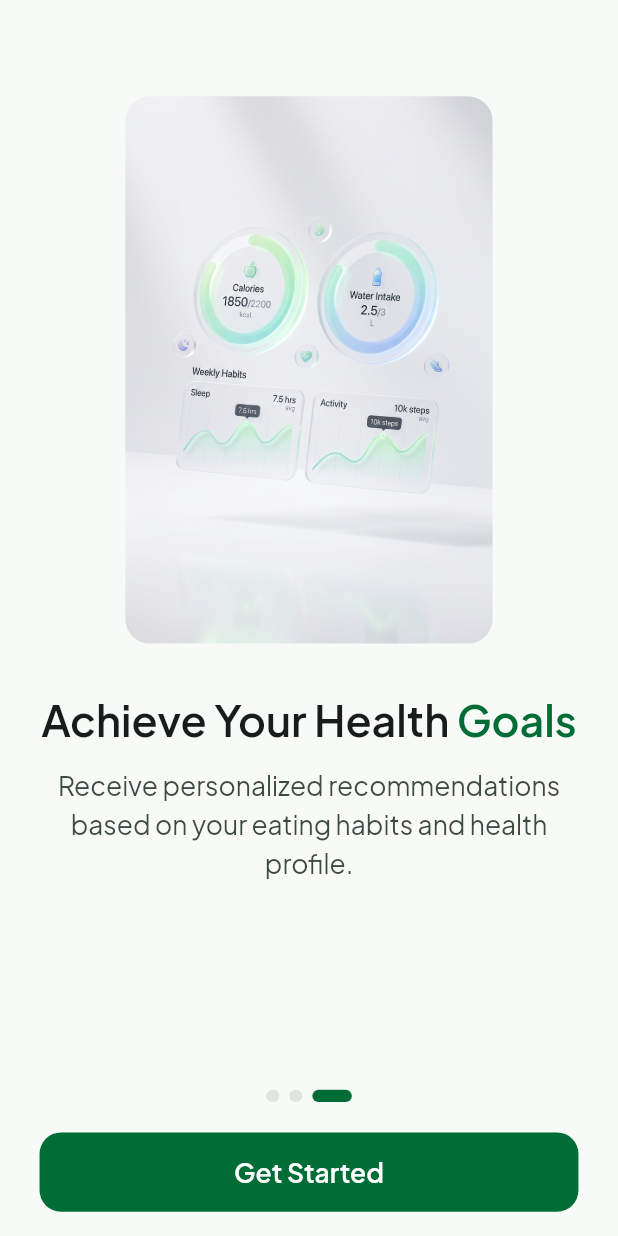
After one commit to MoEhab74/Nutrimind_ai, a Flutter app: the screen it shows after launch, after a tap on "Skip", on a phone screen of 412 x 824 dp. The commit adds this screen. Run offline on Flutter 3.47's test engine with Material 3 defaults, Android fonts, the phone set to English and light mode, and no system bars; drawn by our look-alikes of smooth_page_indicator; our stand-ins replace dio, flutter_screenutil, flutter_secure_storage, get_it, go_router, google_fonts and 2 more; missing offline and left inert: animated_snack_bar.

Commit message:
Finish on_boarding UI

```diff
--- a/lib/core/routing/app_router.dart
+++ b/lib/core/routing/app_router.dart
@@ -5,6 +5,7 @@ import 'package:nutrimind_ai/core/routing/router_shell.dart';
 import 'package:nutrimind_ai/features/chat/presentation/views/chat_view.dart';
 import 'package:nutrimind_ai/features/history/presentation/views/history_view.dart';
 import 'package:nutrimind_ai/features/home/presentation/views/home_view.dart';
+import 'package:nutrimind_ai/features/on_boarding/presentation/views/on_boarding_view.dart';
 import 'package:nutrimind_ai/features/profile/presentation/views/profile_view.dart';
 import 'package:nutrimind_ai/features/splash/splash_view.dart';
 
@@ -26,6 +27,12 @@ abstract class AppRouter {
           path: AppRoutes.splash,
           name: AppRoutes.splash,
           builder: (context, state) => const SplashView(),
+        ),
+        GoRoute(
+          path: AppRoutes.onBoarding,
+          name: AppRoutes.onBoarding,
+          builder: (context, state) =>
+              OnBoardingView(onFinish: () => router.go(AppRoutes.home)),
         ),
         StatefulShellRoute.indexedStack(
           builder: (context, state, navigationShell) =>
--- a/lib/core/theme/styles/app_text_styles.dart
+++ b/lib/core/theme/styles/app_text_styles.dart
@@ -34,29 +34,17 @@ abstract class AppTextStyles {
     letterSpacing: -.01,
   );
 
-  static TextStyle get semiBold28 => _base(
-        fontSize: 28,
-        fontWeight: FontWeight.w600,
-        height: 36 / 28,
-      );
+  static TextStyle get semiBold28 =>
+      _base(fontSize: 28, fontWeight: FontWeight.w600, height: 36 / 28);
 
-  static TextStyle get semiBold20 => _base(
-        fontSize: 20,
-        fontWeight: FontWeight.w600,
-        height: 28 / 20,
-      );
+  static TextStyle get semiBold20 =>
+      _base(fontSize: 20, fontWeight: FontWeight.w600, height: 28 / 20);
 
-  static TextStyle get regular18 => _base(
-        fontSize: 18,
-        fontWeight: FontWeight.w400,
-        height: 28 / 18,
-      );
+  static TextStyle get regular18 =>
+      _base(fontSize: 18, fontWeight: FontWeight.w400, height: 28 / 18);
 
-  static TextStyle get regular16 => _base(
-        fontSize: 16,
-        fontWeight: FontWeight.w400,
-        height: 24 / 16,
-      );
+  static TextStyle get regular16 =>
+      _base(fontSize: 16, fontWeight: FontWeight.w400, height: 24 / 16);
 
   static TextStyle get medium14 => _base(
     fontSize: 14,
@@ -71,4 +59,11 @@ abstract class AppTextStyles {
     height: 16 / 12,
     letterSpacing: .05,
   );
+
+  static TextStyle get semiBold16 => _base(
+    fontSize: 16,
+    fontWeight: FontWeight.w600,
+    height: 24 / 16,
+    color: AppColors.onPrimary,
+  );
 }
--- /dev/null
+++ b/lib/core/widgets/app_sized_box.dart
@@ -0,0 +1,15 @@
+import 'package:flutter/material.dart';
+import 'package:flutter_screenutil/flutter_screenutil.dart';
+
+class AppSizedBox extends StatelessWidget {
+  const AppSizedBox({super.key, this.height, this.width, this.child});
+
+  final double? height;
+  final double? width;
+  final Widget? child;
+
+  @override
+  Widget build(BuildContext context) {
+    return SizedBox(height: height?.h, width: width?.w, child: child);
+  }
+}
--- /dev/null
+++ b/lib/features/on_boarding/data/on_boarding_model.dart
@@ -0,0 +1,34 @@
+import 'package:nutrimind_ai/gen/assets.gen.dart';
+
+class BoardingModel {
+  const BoardingModel({
+    required this.image,
+    required this.title,
+    required this.subtitle,
+  });
+
+  final String image;
+  final String title;
+  final String subtitle;
+}
+
+  List<BoardingModel> kBoardingPages = [
+  BoardingModel(
+    image: Assets.images.onBoarding1.path,
+    title: 'Track Your Daily Progress',
+    subtitle:
+        'Monitor calories, macros, hydration, and healthy habits with beautiful progress charts.',
+  ),
+  BoardingModel(
+    image: Assets.images.onBoarding2.path,
+    title: 'Eat Smarter with AI',
+    subtitle:
+        'Scan your meals and let AI instantly estimate calories, protein, carbs, fat, and provide nutrition insights.',
+  ),
+  BoardingModel(
+    image: Assets.images.onBoarding3.path,
+    title: 'Achieve Your Health Goals',
+    subtitle:
+        'Receive personalized recommendations based on your eating habits and health profile.',
+  ),
+];
--- /dev/null
+++ b/lib/features/on_boarding/presentation/views/on_boarding_view.dart
@@ -0,0 +1,98 @@
+import 'package:flutter/material.dart';
+import 'package:flutter_screenutil/flutter_screenutil.dart';
+import 'package:nutrimind_ai/core/theme/styles/app_colors.dart';
+import 'package:nutrimind_ai/core/theme/styles/app_text_styles.dart';
+import 'package:nutrimind_ai/features/on_boarding/data/on_boarding_model.dart';
+import 'package:nutrimind_ai/features/on_boarding/presentation/widgets/on_boarding_buttom_widget.dart';
+import 'package:nutrimind_ai/features/on_boarding/presentation/widgets/on_boarding_page_widget.dart';
+
+class OnBoardingView extends StatefulWidget {
+  const OnBoardingView({super.key, required this.onFinish});
+
+  final VoidCallback onFinish;
+
+  @override
+  State<OnBoardingView> createState() => _OnBoardingViewState();
+}
+
+class _OnBoardingViewState extends State<OnBoardingView> {
+  final List<BoardingModel> pages = kBoardingPages;
+  final _pageController = PageController();
+  int _currentIndex = 0;
+
+  bool get _isLastPage => _currentIndex == pages.length - 1;
+
+  @override
+  void dispose() {
+    _pageController.dispose();
+    super.dispose();
+  }
+
+  void _onNextPressed() {
+    if (_isLastPage) {
+      widget.onFinish();
+    } else {
+      _pageController.nextPage(
+        duration: const Duration(milliseconds: 300),
+        curve: Curves.easeInOut,
+      );
+    }
+  }
+
+  @override
+  Widget build(BuildContext context) {
+    return Scaffold(
+      backgroundColor: AppColors.background,
+      body: SafeArea(
+        child: Column(
+          children: [
+            Align(
+              alignment: Alignment.topRight,
+              child: Padding(
+                padding: EdgeInsets.symmetric(horizontal: 16.w, vertical: 8.h),
+                child: Visibility(
+                  visible: !_isLastPage,
+                  maintainSize: true,
+                  maintainAnimation: true,
+                  maintainState: true,
+                  child: TextButton(
+                    // Navigate to last page with animation
+                    onPressed: () {
+                      _pageController.animateToPage(
+                        pages.length - 1,
+                        duration: const Duration(milliseconds: 300),
+                        curve: Curves.easeInOut,
+                      );
+                    },
+                    child: Text(
+                      'Skip',
+                      style: AppTextStyles.regular16.copyWith(
+                        color: AppColors.onSurfaceVariant,
+                      ),
+                    ),
+                  ),
+                ),
+              ),
+            ),
+            Expanded(
+              child: PageView.builder(
+                controller: _pageController,
+                itemCount: pages.length,
+                onPageChanged: (index) => setState(() => _currentIndex = index),
+                itemBuilder: (context, index) {
+                  return OnboardingPageWidget(model: pages[index]);
+                },
+              ),
+            ),
+            OnboardingBottomWidget(
+              controller: _pageController,
+              pagesCount: pages.length,
+              isLastPage: _isLastPage,
+              onPressed: _onNextPressed,
+            ),
+          ],
+        ),
+      ),
+    );
+  }
+}
--- /dev/null
+++ b/lib/features/on_boarding/presentation/widgets/on_boarding_buttom_widget.dart
@@ -0,0 +1,69 @@
+import 'package:flutter/material.dart';
+import 'package:flutter_screenutil/flutter_screenutil.dart';
+import 'package:nutrimind_ai/core/theme/styles/app_colors.dart';
+import 'package:nutrimind_ai/core/theme/styles/app_text_styles.dart';
+import 'package:smooth_page_indicator/smooth_page_indicator.dart';
+
+/// Bottom section of the onboarding screen: dots indicator + the
+/// Next/Get Started button. Extracted so [OnboardingScreen] stays clean
+/// and this row can be reused/tested on its own.
+class OnboardingBottomWidget extends StatelessWidget {
+  const OnboardingBottomWidget({
+    super.key,
+    required this.controller,
+    required this.pagesCount,
+    required this.isLastPage,
+    required this.onPressed,
+  });
+
+  final PageController controller;
+  final int pagesCount;
+  final bool isLastPage;
+  final VoidCallback onPressed;
+
+  @override
+  Widget build(BuildContext context) {
+    return Padding(
+      padding:  EdgeInsets.symmetric(horizontal: 24.w, vertical: 16.h),
+      child: Column(
+        mainAxisSize: MainAxisSize.min,
+        children: [
+          SmoothPageIndicator(
+            controller: controller,
+            count: pagesCount,
+            effect: ExpandingDotsEffect(
+              activeDotColor: AppColors.primary,
+              dotColor: AppColors.surfaceHighest,
+              dotHeight: 8.h,
+              dotWidth: 8.w,
+              expansionFactor: 3.0,
+              spacing: 6.w,
+            ),
+          ),
+          SizedBox(height: 20.h),
+          SizedBox(
+            width: double.infinity,
+            height: 52.h,
+            child: ElevatedButton(
+              onPressed: onPressed,
+              style: ElevatedButton.styleFrom(
+                backgroundColor: AppColors.primary,
+                foregroundColor: AppColors.onPrimary,
+                shape: RoundedRectangleBorder(
+                  borderRadius: BorderRadius.circular(14.r),
+                ),
+                elevation: 0,
+              ),
+              child: Text(
+                isLastPage ? 'Get Started' : 'Next',
+                style: AppTextStyles.semiBold16.copyWith(
+                  color: AppColors.onPrimary,
+                ),
+              ),
+            ),
+          ),
+        ],
+      ),
+    );
+  }
+}
--- /dev/null
+++ b/lib/features/on_boarding/presentation/widgets/on_boarding_page_widget.dart
@@ -0,0 +1,56 @@
+import 'package:flutter/material.dart';
+import 'package:flutter_screenutil/flutter_screenutil.dart';
+import 'package:nutrimind_ai/core/theme/styles/app_colors.dart';
+import 'package:nutrimind_ai/core/theme/styles/app_text_styles.dart';
+import 'package:nutrimind_ai/core/widgets/app_sized_box.dart';
+import 'package:nutrimind_ai/features/on_boarding/data/on_boarding_model.dart';
+import 'package:nutrimind_ai/features/on_boarding/presentation/widgets/split_highlight_text_widget.dart';
+
+class OnboardingPageWidget extends StatelessWidget {
+  const OnboardingPageWidget({super.key, required this.model});
+
+  final BoardingModel model;
+
+  @override
+  Widget build(BuildContext context) {
+    return Padding(
+      padding: EdgeInsets.symmetric(horizontal: 24.w),
+      child: Column(
+        mainAxisAlignment: MainAxisAlignment.center,
+        children: [
+          Expanded(
+            flex: 3,
+            child: ClipRRect(
+              borderRadius: BorderRadius.circular(16.r),
+              child: Image.asset(model.image, fit: BoxFit.contain),
+            ),
+          ),
+          const AppSizedBox(height: 32),
+          SplitHighlightText(
+            text: model.title,
+            textAlign: TextAlign.center,
+            highlightAfterWordCount: 3,
+            style: AppTextStyles.semiBold28.copyWith(
+              fontSize: 26.sp,
+              color: AppColors.onSurface,
+            ),
+            highlightStyle: AppTextStyles.semiBold28.copyWith(
+              fontSize: 26.sp,
+              color: AppColors.primary,
+            ),
+          ),
+          const AppSizedBox(height: 12),
+          Text(
+            model.subtitle,
+            textAlign: TextAlign.center,
+            style: AppTextStyles.regular16.copyWith(
+              height: 1.5,
+              color: AppColors.onSurfaceVariant,
+            ),
+          ),
+          const Spacer(),
+        ],
+      ),
+    );
+  }
+}
--- /dev/null
+++ b/lib/features/on_boarding/presentation/widgets/split_highlight_text_widget.dart
@@ -0,0 +1,42 @@
+import 'package:flutter/material.dart';
+
+class SplitHighlightText extends StatelessWidget {
+  const SplitHighlightText({
+    super.key,
+    required this.text,
+    required this.style,
+    required this.highlightStyle,
+    this.highlightAfterWordCount = 3,
+    this.textAlign = TextAlign.start,
+  });
+
+  final String text;
+  final TextStyle style;
+  final TextStyle highlightStyle;
+  final int highlightAfterWordCount;
+  final TextAlign textAlign;
+
+  @override
+  Widget build(BuildContext context) {
+    final words = text.split(' ');
+
+    // Not enough words to split — render everything in the base style.
+    if (words.length <= highlightAfterWordCount) {
+      return Text(text, textAlign: textAlign, style: style);
+    }
+
+    final normalPart = words.take(highlightAfterWordCount).join(' ');
+    final highlightedPart = words.skip(highlightAfterWordCount).join(' ');
+
+    return RichText(
+      textAlign: textAlign,
+      text: TextSpan(
+        style: style,
+        children: [
+          TextSpan(text: '$normalPart '),
+          TextSpan(text: highlightedPart, style: highlightStyle),
+        ],
+      ),
+    );
+  }
+}
--- a/lib/features/splash/splash_view.dart
+++ b/lib/features/splash/splash_view.dart
@@ -16,7 +16,7 @@ class _SplashViewState extends State<SplashView> {
     super.initState();
 
     Future.delayed(const Duration(seconds: 3), () {
-      context.pushReplacement(AppRoutes.home);
+      context.pushReplacement(AppRoutes.onBoarding);
     });
   }
 
@@ -24,7 +24,12 @@ class _SplashViewState extends State<SplashView> {
   Widget build(BuildContext context) {
     return Scaffold(
       body: Center(
-        child: Image.asset(Assets.images.splash.path, fit: BoxFit.cover),
+        child: Image.asset(
+          Assets.images.splash.path,
+          width: MediaQuery.of(context).size.width,
+          height: MediaQuery.of(context).size.height,
+          fit: BoxFit.cover,
+        ),
       ),
     );
   }
--- a/pubspec.yaml
+++ b/pubspec.yaml
@@ -50,6 +50,7 @@ dependencies:
     sdk: flutter
   hugeicons: ^1.1.7
   google_fonts: ^8.2.0
+  smooth_page_indicator: ^2.0.1
 
 dev_dependencies:
   flutter_test:
```
Also changed, not shown: assets/images/splash.png, pubspec.lock. Lines whose indentation alone changed are shown as unchanged.
